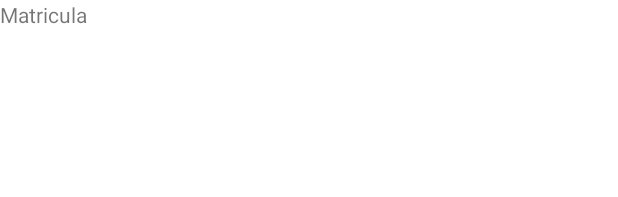
After one commit to matheuspaz123/Ebd, an Android app: the layout fragment_matricula.xml on its own in the app's theme, with its tools: preview values and no code run, on a phone screen of 412 x 824 dp. The commit adds this screen. Shown: the top 197 px of the screen. Run offline under Robolectric (Android 15) with nearby library versions, the phone set to English and light mode, and no system bars.

Commit message:
Fragment matricula

```diff
--- /dev/null
+++ b/app/src/main/res/layout/fragment_matricula.xml
@@ -0,0 +1,13 @@
+<?xml version="1.0" encoding="utf-8"?>
+<FrameLayout xmlns:android="http://schemas.android.com/apk/res/android"
+    xmlns:tools="http://schemas.android.com/tools"
+    android:layout_width="match_parent"
+    android:layout_height="match_parent"
+    tools:context=".MatriculaFragment">
+
+    <TextView
+        android:layout_width="match_parent"
+        android:layout_height="match_parent"
+        android:text="Matricula" />
+
+</FrameLayout>
```
Also changed, not shown: app/src/main/java/com/example/ebd/MatriculaFragment.kt (added, +59 -0 lines), app/src/main/res/navigation/my_nav.xml (+10 -1 lines).
